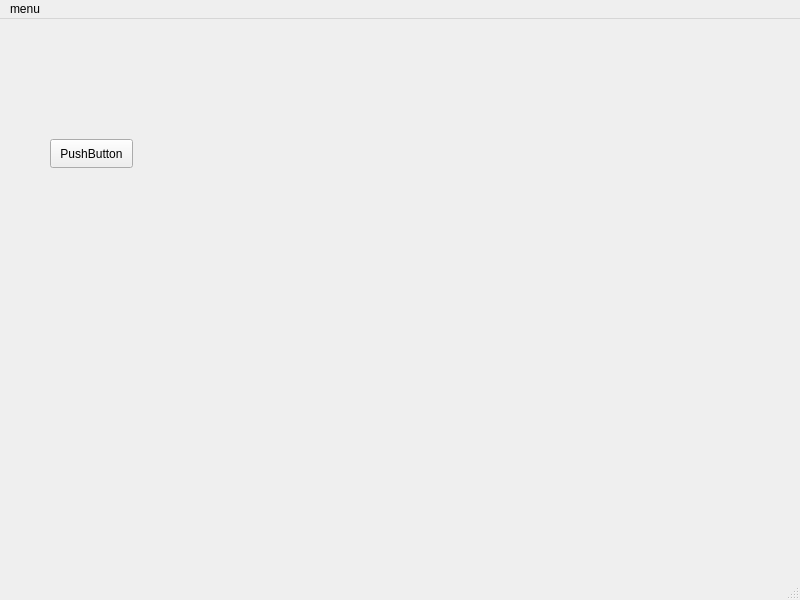
cyniu88/QT_kurs, file iDomClient2/idomclient2.ui: the form before one commit.
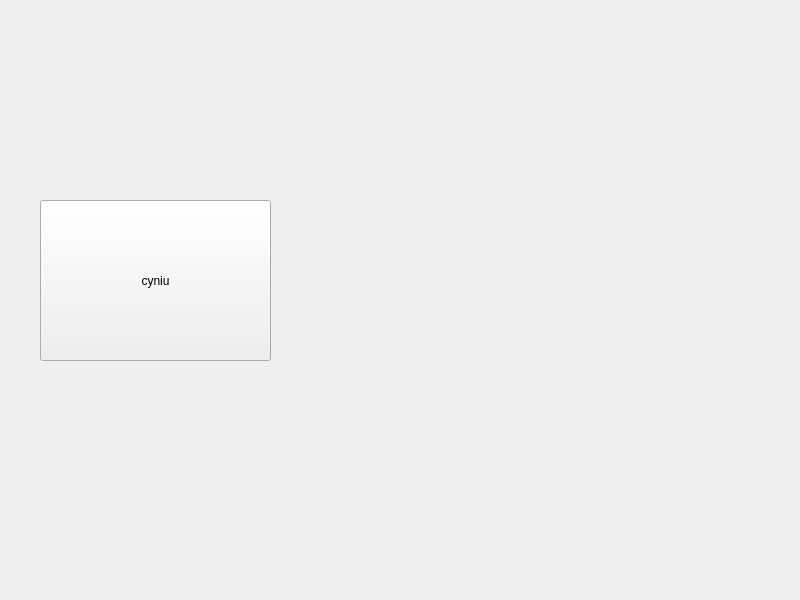
The form after the commit. Icons and pictures are not drawn.

Commit message: support iDom2

```diff
--- a/iDomClient2/idomclient2.ui
+++ b/iDomClient2/idomclient2.ui
@@ -17,40 +17,40 @@
    <widget class="QPushButton" name="pushButton">
     <property name="geometry">
      <rect>
-      <x>50</x>
-      <y>120</y>
-      <width>83</width>
-      <height>29</height>
+      <x>40</x>
+      <y>200</y>
+      <width>231</width>
+      <height>161</height>
      </rect>
     </property>
     <property name="text">
-     <string>PushButton</string>
+     <string>cyniu</string>
     </property>
+    <property name="icon">
+     <iconset>
+      <normaloff>files/png/surgeProtectorON.png</normaloff>files/png/surgeProtectorON.png</iconset>
+    </property>
+    <property name="iconSize">
+     <size>
+      <width>120</width>
+      <height>120</height>
+     </size>
+    </property>
    </widget>
-  </widget>
-  <widget class="QStatusBar" name="statusbar"/>
-  <widget class="QMenuBar" name="menuBar">
-   <property name="geometry">
-    <rect>
-     <x>0</x>
-     <y>0</y>
-     <width>800</width>
-     <height>31</height>
-    </rect>
-   </property>
-   <property name="nativeMenuBar">
-    <bool>false</bool>
-   </property>
-   <widget class="QMenu" name="menumenu">
-    <property name="title">
-     <string>menu</string>
+   <widget class="QLabel" name="label">
+    <property name="geometry">
+     <rect>
+      <x>80</x>
+      <y>390</y>
+      <width>271</width>
+      <height>131</height>
+     </rect>
     </property>
     <addaction name="actionkkk"/>
     <addaction name="actionkokoko"/>
     <addaction name="actionkkkiik"/>
     <addaction name="actionexit"/>
    </widget>
-   <addaction name="menumenu"/>
   </widget>
   <action name="actionlight">
    <property name="text">
```
Left out of the diff: 10 changed lines with no effect on the pictures. The commit also changes 1 other file.
